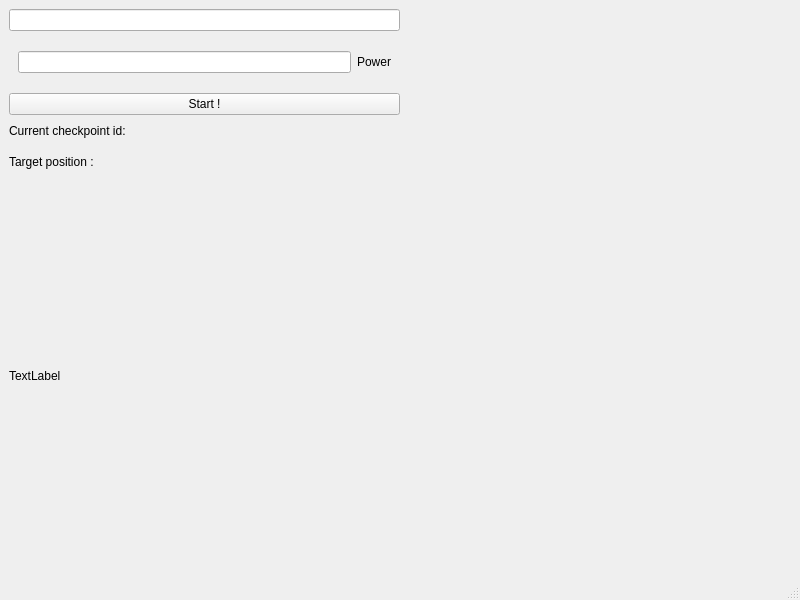
The window that IA/window.ui (Douraid-BEN-HASSEN/ar_course) describes before a commit, drawn with Qt 5.
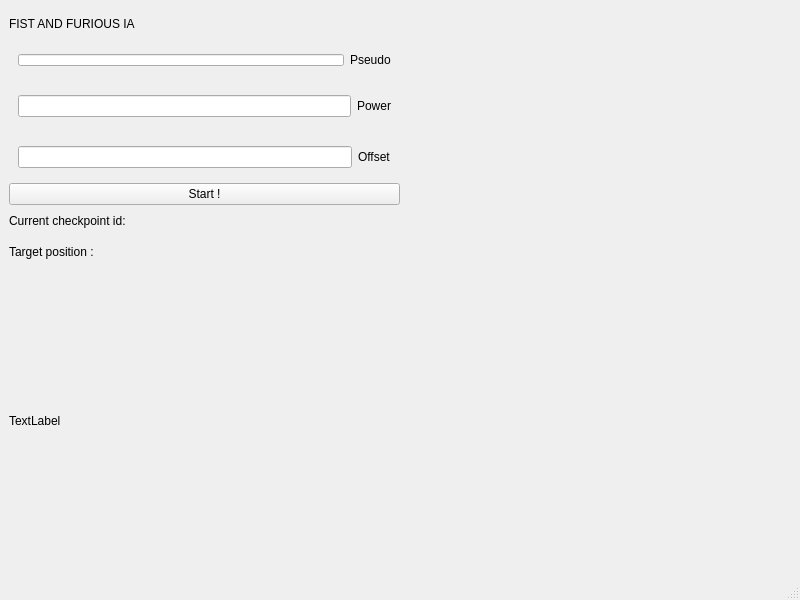
The same window after the commit.

```diff
--- a/IA/window.ui
+++ b/IA/window.ui
@@ -18,10 +18,55 @@
     <item>
      <layout class="QVBoxLayout" name="verticalLayout_action">
       <item>
-       <widget class="QLineEdit" name="lineEdit_Player"/>
+       <widget class="QLabel" name="label">
+        <property name="maximumSize">
+         <size>
+          <width>16777215</width>
+          <height>30</height>
+         </size>
+        </property>
+        <property name="text">
+         <string>FIST AND FURIOUS IA </string>
+        </property>
+       </widget>
       </item>
       <item>
        <widget class="QWidget" name="horizontalWidget" native="true">
+        <property name="maximumSize">
+         <size>
+          <width>16777215</width>
+          <height>30</height>
+         </size>
+        </property>
+        <layout class="QHBoxLayout" name="horizontalLayout_4">
+         <item>
+          <widget class="QLineEdit" name="lineEdit_pseudo">
+           <property name="maximumSize">
+            <size>
+             <width>16777215</width>
+             <height>30</height>
+            </size>
+           </property>
+          </widget>
+         </item>
+         <item>
+          <widget class="QLabel" name="label_3">
+           <property name="maximumSize">
+            <size>
+             <width>16777215</width>
+             <height>30</height>
+            </size>
+           </property>
+           <property name="text">
+            <string>Pseudo</string>
+           </property>
+          </widget>
+         </item>
+        </layout>
+       </widget>
+      </item>
+      <item>
+       <widget class="QWidget" name="horizontalWidget_2" native="true">
         <property name="maximumSize">
          <size>
           <width>16777215</width>
@@ -42,6 +87,41 @@
         </layout>
        </widget>
       </item>
+      <item>
+       <widget class="QWidget" name="horizontalWidget" native="true">
+        <property name="maximumSize">
+         <size>
+          <width>16777215</width>
+          <height>40</height>
+         </size>
+        </property>
+        <layout class="QHBoxLayout" name="horizontalLayout_3">
+         <item>
+          <widget class="QLineEdit" name="lineEdit_Offset">
+           <property name="maximumSize">
+            <size>
+             <width>16777215</width>
+             <height>30</height>
+            </size>
+           </property>
+          </widget>
+         </item>
+         <item>
+          <widget class="QLabel" name="label_2">
+           <property name="maximumSize">
+            <size>
+             <width>16777215</width>
+             <height>30</height>
+            </size>
+           </property>
+           <property name="text">
+            <string>Offset</string>
+           </property>
+          </widget>
+         </item>
+        </layout>
+       </widget>
+      </item>
       <item>
        <widget class="QPushButton" name="pushButton_start">
         <property name="text">
```
